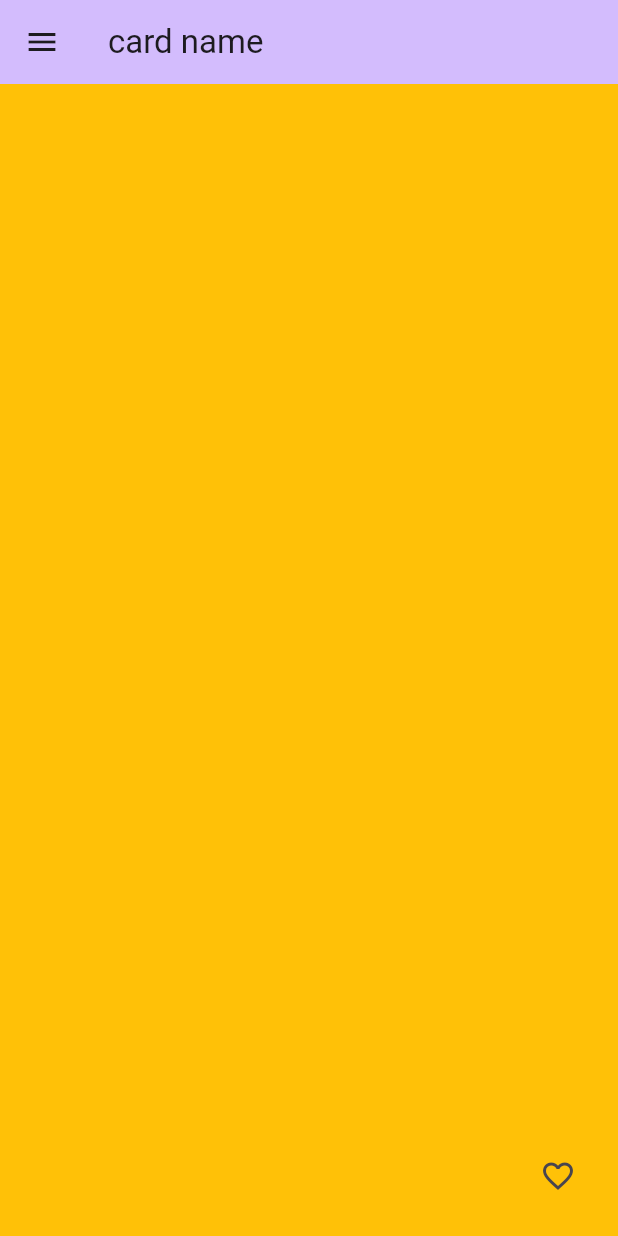
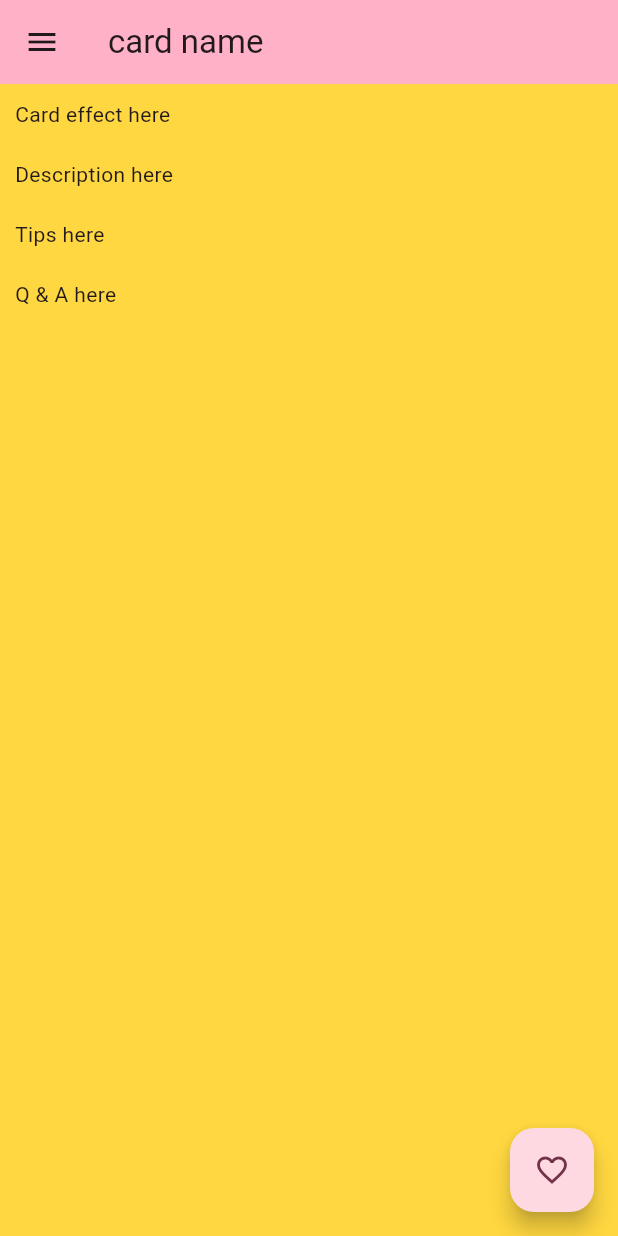
Before and after one commit to leleleno/viewer_app, a Flutter app: the CardView screen opened directly, on a phone screen of 412 x 824 dp. Run offline on Flutter 3.47's test engine with Material 3 defaults, Android fonts, the phone set to English and light mode, and no system bars.

Commit message:
page button and override fixed

```diff
--- a/lib/main.dart
+++ b/lib/main.dart
@@ -14,11 +14,11 @@ class MyApp extends StatelessWidget {
     return MaterialApp(
       title: 'My first app',
       theme: ThemeData(
-        colorScheme: ColorScheme.fromSeed(seedColor: Colors.deepPurple),
+        colorScheme: ColorScheme.fromSeed(seedColor: Colors.black),
         useMaterial3: true,
       ),
       home: Home(),
-      routes: <String, WidgetBuilder> {
+      routes: <String, WidgetBuilder>{
         '/home': (BuildContext context) => Home(),
       },
     );
--- a/lib/pages/card.dart
+++ b/lib/pages/card.dart
@@ -1,6 +1,5 @@
 import 'package:first_app/pages/uis.dart';
 import 'package:flutter/material.dart';
-
 
 class CardView extends StatefulWidget {
   const CardView({super.key, required this.page_url});
@@ -14,29 +13,47 @@ class CardView extends StatefulWidget {
 }
 
 class _CardViewState extends State<CardView> {
-
   final int _selectedIndex = -1;
 
   bool _is_favorite = false;
 
   @override
-  Widget build(BuildContext context){
+  Widget build(BuildContext context) {
     return Scaffold(
       appBar: myAppbar(context, widget.title),
       drawer: myDrawer(context, _selectedIndex),
-      body: Container(
-        color: Colors.amber,
-      ),
-      floatingActionButton: IconButton(
-        icon: const Icon(Icons.favorite_border),
-        onPressed: (){
+      body: fetchCardData(context, widget.page_url),
+      floatingActionButton: FloatingActionButton(
+        onPressed: () {
           setState(() {
             _is_favorite = !_is_favorite;
           });
         },
-        selectedIcon: const Icon(Icons.favorite),
-        isSelected: _is_favorite,
+        tooltip: "Add to Favorite",
+        child: Icon(
+          _is_favorite ? Icons.favorite : Icons.favorite_border,
         ),
+      ),
     );
   }
 }
+
+Widget fetchCardData(BuildContext context, String page_url) {
+  return Container(
+    width: double.infinity,
+    color: Colors.amberAccent,
+    padding: const EdgeInsets.all(10),
+    child: const Column(
+      crossAxisAlignment: CrossAxisAlignment.start,
+      children: [
+        Text("Card effect here"),
+        Padding(padding: EdgeInsets.all(10.0)),
+        Text("Description here"),
+        Padding(padding: EdgeInsets.all(10.0)),
+        Text("Tips here"),
+        Padding(padding: EdgeInsets.all(10.0)),
+        Text("Q & A here"),
+      ],
+    ),
+  );
+}
--- a/lib/pages/favorite.dart
+++ b/lib/pages/favorite.dart
@@ -12,7 +12,6 @@ class Favorite extends StatefulWidget {
 
 class _Favorite extends State<Favorite> {
   final int _selectedIndex = 2;
-
 
   @override
   Widget build(BuildContext context) {
@@ -31,11 +30,6 @@ class _Favorite extends State<Favorite> {
           ],
         ),
       ),
-      floatingActionButton: const FloatingActionButton(
-        onPressed: null,
-        tooltip: 'Increment',
-        child: Icon(Icons.add),
-      ), // This trailing comma makes auto-formatting nicer for build methods.
     );
   }
 }
--- a/lib/pages/history.dart
+++ b/lib/pages/history.dart
@@ -12,7 +12,6 @@ class History extends StatefulWidget {
 
 class _History extends State<History> {
   final int _selectedIndex = 3;
-
 
   @override
   Widget build(BuildContext context) {
@@ -31,11 +30,6 @@ class _History extends State<History> {
           ],
         ),
       ),
-      floatingActionButton: const FloatingActionButton(
-        onPressed: null,
-        tooltip: 'Increment',
-        child: Icon(Icons.favorite),
-      ), // This trailing comma makes auto-formatting nicer for build methods.
     );
   }
 }
```
Also changed, not shown: lib/pages/settings.dart (+2 -8 lines).
